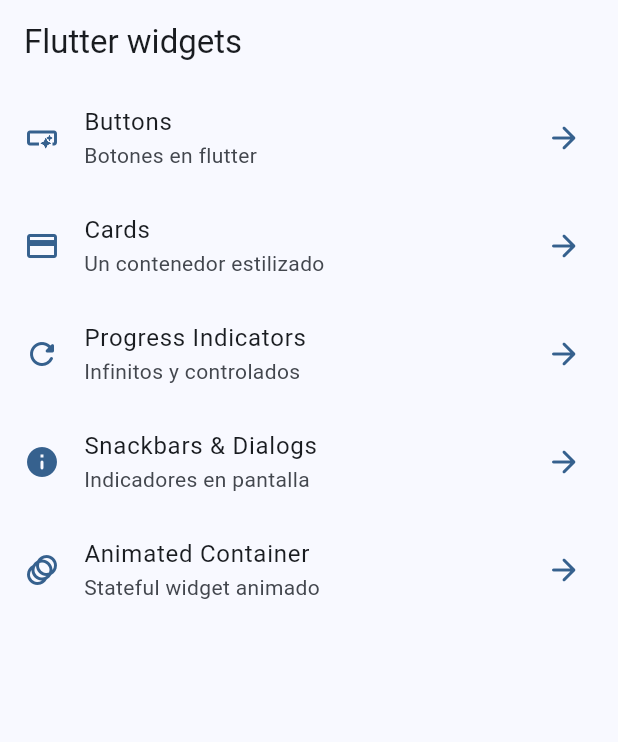
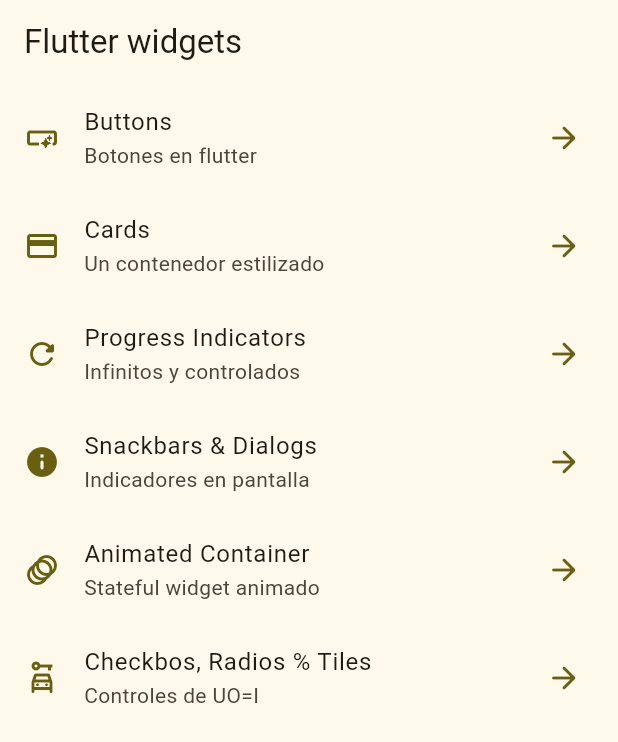
Before and after one commit to Klissman20/widgets_app, a Flutter app: the screen it shows after launch, on a phone screen of 412 x 824 dp. Shown: the top 742 px of the screen. Run offline on Flutter 3.47's test engine with Material 2 defaults, Android fonts, the phone set to English and light mode, and no system bars; our stand-ins replace go_router.

```diff
--- a/lib/config/menu/menu_items.dart
+++ b/lib/config/menu/menu_items.dart
@@ -38,5 +38,10 @@ final appMenuItems = <MenuItem>[
       title: 'Animated Container',
       subTitle: 'Stateful widget animado',
       link: '/animated',
-      icon: Icons.animation_outlined)
+      icon: Icons.animation_outlined),
+  MenuItem(
+      title: 'Checkbos, Radios % Tiles',
+      subTitle: 'Controles de UO=I',
+      link: '/ui-controls',
+      icon: Icons.car_rental_outlined),
 ];
--- a/lib/config/router/app_router.dart
+++ b/lib/config/router/app_router.dart
@@ -25,5 +25,9 @@ final appRouter = GoRouter(initialLocation: '/', routes: [
   GoRoute(
       name: AnimatedScreen.name,
       path: '/animated',
-      builder: (context, state) => const AnimatedScreen())
+      builder: (context, state) => const AnimatedScreen()),
+  GoRoute(
+      name: UIControlsScreen.name,
+      path: '/ui-controls',
+      builder: (context, state) => const UIControlsScreen())
 ]);
--- a/lib/main.dart
+++ b/lib/main.dart
@@ -15,7 +15,7 @@ class MainApp extends StatelessWidget {
       title: 'Flutter Widgets',
       routerConfig: appRouter,
       debugShowCheckedModeBanner: false,
-      theme: AppTheme(selectedColor: 0).getTheme(),
+      theme: AppTheme(selectedColor: 3).getTheme(),
     );
   }
 }
```
Also changed, not shown: lib/presentation/screens/ui_controls/ui_controls_screen.dart (+104 -1 lines).
